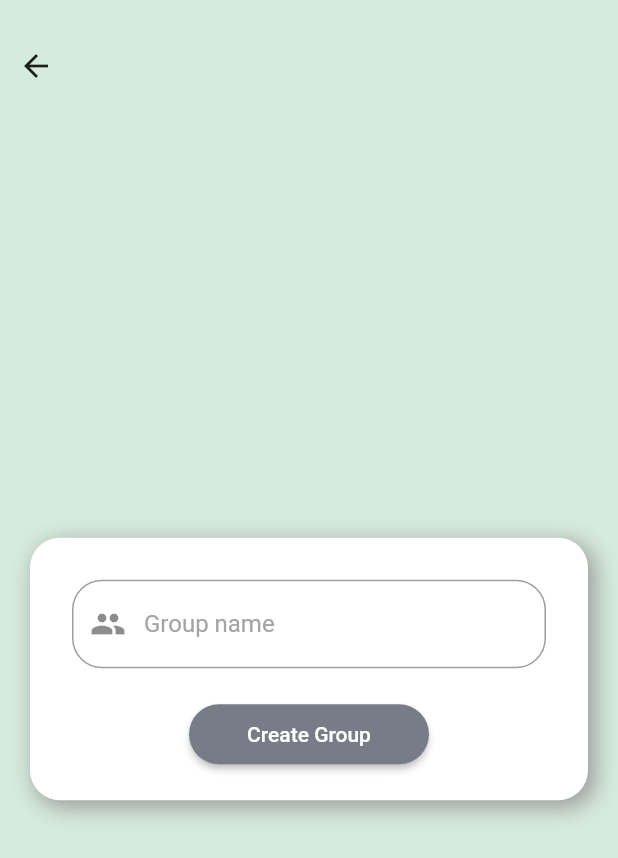
After one commit to kabirnayeem99/book-club-flutter, a Flutter app: the OurCreateGroupScreen screen opened directly, after a tap on "Create Group", on a phone screen of 412 x 824 dp. The commit adds this screen. Shown: the top 858 px of the screen. Run offline on Flutter 3.47's test engine with Material 2 defaults, Android fonts, the phone set to English and light mode, and no system bars; our stand-ins replace cloud_firestore, firebase_auth, firebase_core, google_sign_in; accounts and stored records are empty.

Commit message:
📦 feat: setup group funcs

```diff
--- a/lib/main.dart
+++ b/lib/main.dart
@@ -1,4 +1,3 @@
-import 'package:book_club_flutter/screens/login_screen/login_screen.dart';
 import 'package:book_club_flutter/screens/root_screen/root_screen.dart';
 import 'package:book_club_flutter/states/current_user.dart';
 import 'package:book_club_flutter/utils/theme.dart';
--- /dev/null
+++ b/lib/screens/create_group_screen/create_group_screen.dart
@@ -0,0 +1,88 @@
+import 'package:book_club_flutter/screens/home_screen/home_screen.dart';
+import 'package:book_club_flutter/screens/root_screen/root_screen.dart';
+import 'package:book_club_flutter/services/db.dart';
+import 'package:book_club_flutter/states/current_user.dart';
+import 'package:book_club_flutter/utils/resource.dart';
+import 'package:book_club_flutter/widgets/container.dart';
+import 'package:flutter/material.dart';
+import 'package:provider/provider.dart';
+
+class OurCreateGroupScreen extends StatelessWidget {
+  final TextEditingController _groupNameTec = TextEditingController();
+
+  void _createGroup(BuildContext context, String groupName) async {
+    OurDatabase _db = OurDatabase();
+
+    CurrentUserState _userState =
+        Provider.of<CurrentUserState>(context, listen: false);
+
+    if (_userState.getCurrentUser.uid != null) {
+      OurResource _createGroupRes =
+          await _db.createGroupInDb(groupName, _userState.getCurrentUser.uid!);
+      if (_createGroupRes is OurSuccess) {
+        Navigator.pushAndRemoveUntil(
+          context,
+          MaterialPageRoute(builder: (context) => OurRootScreen()),
+          (route) => false,
+        );
+      } else {
+        ScaffoldMessenger.of(context).showSnackBar(
+          SnackBar(
+            content: Text(
+                "Could not create the group. ${_createGroupRes.errorMessage ?? "Unknown error."}"),
+          ),
+        );
+      }
+    }
+  }
+
+  @override
+  Widget build(BuildContext context) {
+    return Scaffold(
+      body: Container(
+        child: Column(
+          children: [
+            SizedBox(height: 20.0),
+            Row(
+              children: [
+                SizedBox(height: 12.0),
+                BackButton(),
+                Spacer(flex: 1),
+              ],
+            ),
+            Spacer(flex: 1),
+            Padding(
+              padding: const EdgeInsets.all(20.0),
+              child: OurContainerWidget(
+                child: Column(
+                  children: [
+                    Container(
+                      padding: EdgeInsets.all(8.0),
+                      child: TextFormField(
+                        controller: _groupNameTec,
+                        decoration: InputDecoration(
+                          prefixIcon: Icon(Icons.group),
+                          hintText: "Group name",
+                        ),
+                      ),
+                    ),
+                    SizedBox(height: 12.0),
+                    RaisedButton(
+                      onPressed: () =>
+                          _createGroup(context, _groupNameTec.text),
+                      child: Text(
+                        "Create Group",
+                        style: TextStyle(color: Colors.white),
+                      ),
+                    )
+                  ],
+                ),
+              ),
+            ),
+            Spacer(flex: 1),
+          ],
+        ),
+      ),
+    );
+  }
+}
```
Also changed, not shown: lib/screens/join_group_screen/join_group_screen.dart (added, +87 -0 lines), lib/screens/root_screen/root_screen.dart (+4 -4 lines), lib/services/db.dart (+47 -0 lines).
